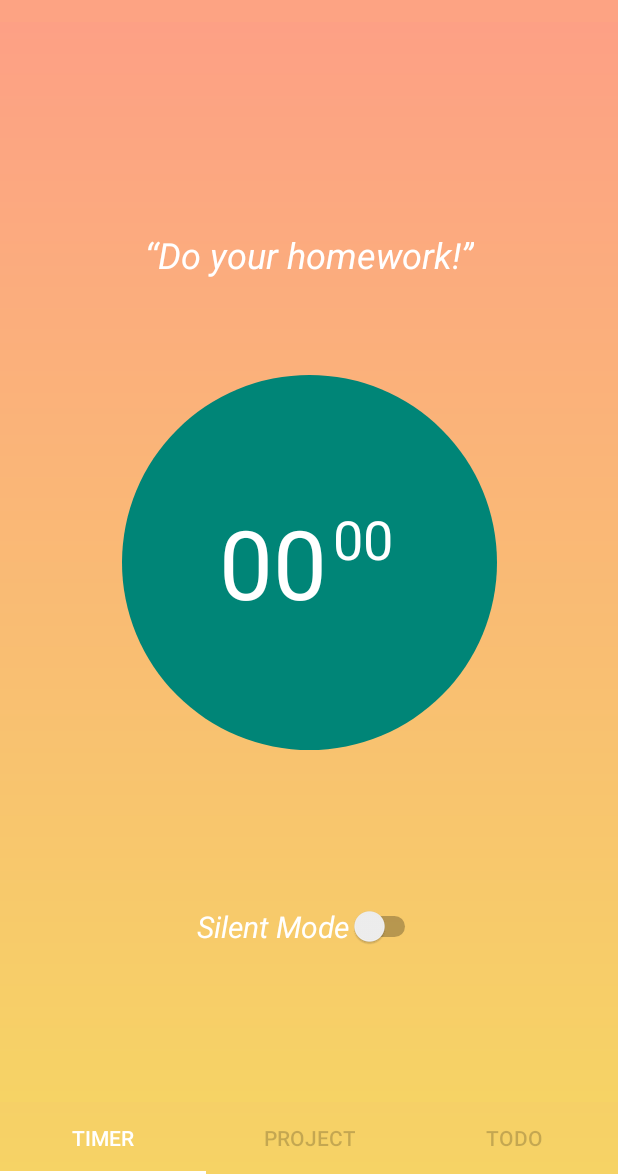
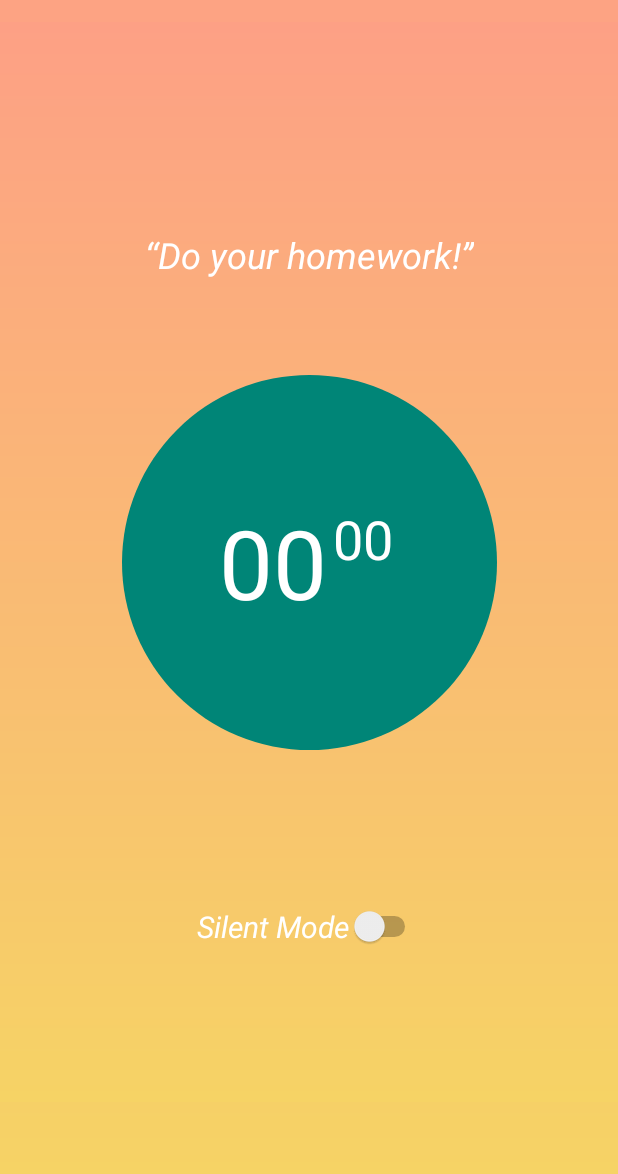
Before and after one commit to LouisBertin/8INF872_Pomodoro, an Android app: the screen it shows after launch (MainActivity), in the side drawer, after a tap on "Statistics", on a phone screen of 412 x 824 dp, the part 62-1236 px from its top. Run offline under Robolectric (Android 15) with nearby library versions, the phone set to English and light mode, and no system bars; our stand-ins replace Firebase (no records; nobody signed in at launch, a user with empty details on screens opened directly); 1 statement that could not run was skipped.

Commit message:
dirty refactoring tabs

```diff
--- a/app/src/main/java/com/example/louisbertin/pomodoro/MainActivity.java
+++ b/app/src/main/java/com/example/louisbertin/pomodoro/MainActivity.java
@@ -25,9 +25,6 @@ import android.view.MenuItem;
 import android.view.View;
 import android.widget.TextView;
 
-import com.example.louisbertin.pomodoro.MainFragments.Tab1;
-import com.example.louisbertin.pomodoro.MainFragments.Tab2;
-import com.example.louisbertin.pomodoro.MainFragments.Tab3;
 import com.example.louisbertin.pomodoro.entity.User;
 import com.example.louisbertin.pomodoro.repository.UserListener;
 import com.example.louisbertin.pomodoro.repository.UserRepository;
@@ -141,11 +138,7 @@ public class MainActivity extends AppCompatActivity
         public Fragment getItem(int position) {
             switch (position) {
                 case 0:
-                    return new Tab1();
-                case 1:
-                    return new Tab2();
-                case 2:
-                    return new Tab3();
+                    return new Timer();
                 default:
                     return null;
             }
@@ -153,7 +146,7 @@ public class MainActivity extends AppCompatActivity
 
         @Override
         public int getCount() {
-            return 3;
+            return 1;
         }
     }
 
--- a/app/src/main/java/com/example/louisbertin/pomodoro/MainFragments/Tab2.java
+++ /dev/null
@@ -1,19 +0,0 @@
-package com.example.louisbertin.pomodoro.MainFragments;
-
-import android.os.Bundle;
-import android.support.v4.app.Fragment;
-import android.view.LayoutInflater;
-import android.view.View;
-import android.view.ViewGroup;
-
-import com.example.louisbertin.pomodoro.R;
-
-public class Tab2 extends Fragment {
-
-    @Override
-    public View onCreateView(LayoutInflater inflater, ViewGroup container,
-                             Bundle savedInstanceState) {
-        View rootView = inflater.inflate(R.layout.tab2, container, false);
-        return rootView;
-    }
-}
--- a/app/src/main/java/com/example/louisbertin/pomodoro/MainFragments/Tab1.java
+++ b/app/src/main/java/com/example/louisbertin/pomodoro/Timer.java
@@ -1,4 +1,4 @@
-package com.example.louisbertin.pomodoro.MainFragments;
+package com.example.louisbertin.pomodoro;
 
 import android.annotation.SuppressLint;
 import android.app.AlertDialog;
@@ -37,7 +37,7 @@ import com.example.louisbertin.pomodoro.R;
 
 import java.util.Objects;
 
-public class Tab1 extends Fragment {
+public class Timer extends Fragment {
 
     private enum State {
         Running,
@@ -73,7 +73,7 @@ public class Tab1 extends Fragment {
     @Override
     public View onCreateView(@NonNull LayoutInflater inflater, ViewGroup container,
                              Bundle savedInstanceState) {
-        rootView = inflater.inflate(R.layout.tab1, container, false);
+        rootView = inflater.inflate(R.layout.activity_timer, container, false);
 
         setSoundSwitch();
         setRingtone();
--- a/app/src/main/res/layout/app_bar_main.xml
+++ b/app/src/main/res/layout/app_bar_main.xml
@@ -36,25 +36,6 @@
         app:tabIndicatorColor="@color/colorWhite"
         app:tabSelectedTextColor="@android:color/white"
         app:tabTextColor="@color/colorUnselectedTab">
-
-        <android.support.design.widget.TabItem
-            android:id="@+id/tabItem"
-            android:layout_width="wrap_content"
-            android:layout_height="wrap_content"
-            android:text="@string/tab_text_1" />
-
-        <android.support.design.widget.TabItem
-            android:id="@+id/tabItem2"
-            android:layout_width="wrap_content"
-            android:layout_height="wrap_content"
-            android:text="@string/tab_text_2" />
-
-        <android.support.design.widget.TabItem
-            android:id="@+id/tabItem3"
-            android:layout_width="wrap_content"
-            android:layout_height="wrap_content"
-            android:text="@string/tab_text_3" />
-
     </android.support.design.widget.TabLayout>
 
 </LinearLayout>
```
Also changed, not shown: app/src/main/java/com/example/louisbertin/pomodoro/MainFragments/Tab3.java (deleted, +0 -19 lines), app/src/main/res/layout/tab2.xml (deleted, +0 -24 lines), app/src/main/res/layout/tab3.xml (deleted, +0 -25 lines), app/src/main/res/layout/activity_timer.xml (renamed from app/src/main/res/layout/tab1.xml), 1 other file.
